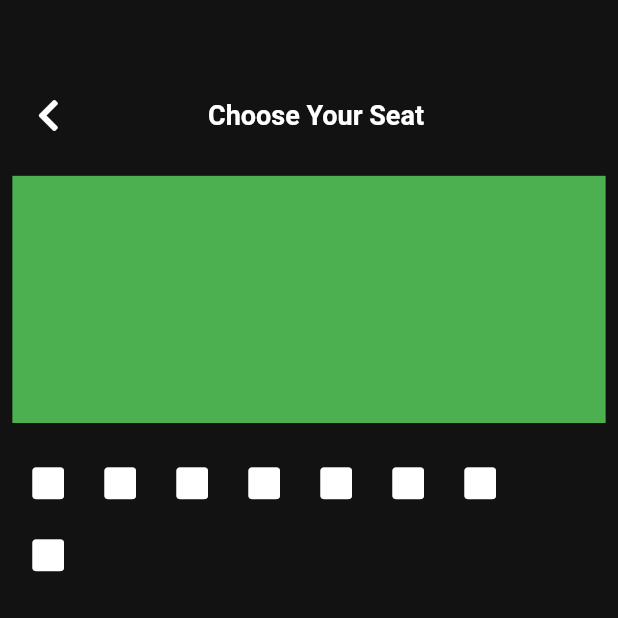
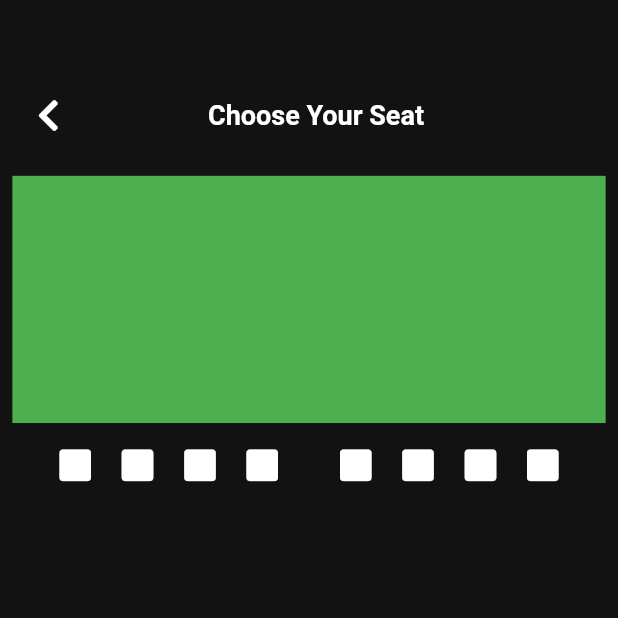
Before and after one commit to handuah/My-Movie, a Flutter app: the ChooseSeat screen opened by its route, on a phone screen of 412 x 824 dp, the top half of it. Run offline on Flutter 3.47's test engine with Material 2 defaults, Android fonts, the phone set to English and light mode, and no system bars; our stand-ins replace better_player, font_awesome_flutter, google_fonts, hexcolor; network calls fail; Roboto replaces fonts that are missing (Oxygen).

Commit message:
started seats layout

```diff
--- a/lib/screens/movieScreens/chooseSeat.dart
+++ b/lib/screens/movieScreens/chooseSeat.dart
@@ -67,73 +67,62 @@ class _ChooseSeatState extends State<ChooseSeat> {
               height: screenHeight * 0.02,
             ),
             Row(
+              mainAxisAlignment: MainAxisAlignment.start,
+              crossAxisAlignment: CrossAxisAlignment.center,
+              mainAxisSize: MainAxisSize.min,
               children: [
-                IconButton(
-                  icon: FaIcon(
+                FaIcon(
                   FontAwesomeIcons.stop,
                   color: HexColor('#ffffff'),
                 ),
-                  onPressed: () {},
+                SizedBox(
+                  width: screenWidth * 0.05,
                 ),
-                IconButton(
-                  icon: FaIcon(
+                FaIcon(
                   FontAwesomeIcons.stop,
                   color: HexColor('#ffffff'),
                 ),
-                  onPressed: () {},
+                SizedBox(
+                  width: screenWidth * 0.05,
                 ),
-                IconButton(
-                  icon: FaIcon(
+                FaIcon(
                   FontAwesomeIcons.stop,
                   color: HexColor('#ffffff'),
                 ),
-                  onPressed: () {},
+                SizedBox(
+                  width: screenWidth * 0.05,
                 ),
-                IconButton(
-                  icon: FaIcon(
+                FaIcon(
                   FontAwesomeIcons.stop,
                   color: HexColor('#ffffff'),
                 ),
-                  onPressed: () {},
+                SizedBox(
+                  width: screenWidth * 0.1,
                 ),
-                IconButton(
-                  icon: FaIcon(
+                FaIcon(
                   FontAwesomeIcons.stop,
                   color: HexColor('#ffffff'),
                 ),
-                  onPressed: () {},
+                SizedBox(
+                  width: screenWidth * 0.05,
                 ),
-                IconButton(
-                  icon: FaIcon(
-                    // IconButton(
-                    //   icon: FaIcon(
-                    //     FontAwesomeIcons.stop,
-                    //     color: HexColor('#ffffff'),
-                    //   ),
-                    //   onPressed: () {},
-                    // ),
+                FaIcon(
                   FontAwesomeIcons.stop,
                   color: HexColor('#ffffff'),
                 ),
-                  onPressed: () {},
+                SizedBox(
+                  width: screenWidth * 0.05,
                 ),
-                IconButton(
-                  icon: FaIcon(
+                FaIcon(
                   FontAwesomeIcons.stop,
                   color: HexColor('#ffffff'),
                 ),
-                  onPressed: () {},
+                SizedBox(
+                  width: screenWidth * 0.05,
                 ),
-              ],
-            ),
-            Row(
-              children: [
-                IconButton(
-                  icon: FaIcon(
+                FaIcon(
                   FontAwesomeIcons.stop,
                   color: HexColor('#ffffff'),
-                  ),
-                  onPressed: () {},
                 ),
               ],
             ),
```
Lines whose indentation alone changed are shown as unchanged.
